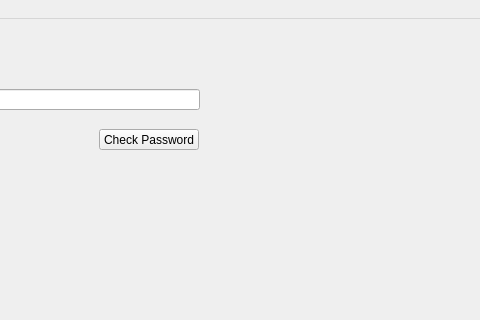
Qt form Group_Work_Application/mainwindow.ui (larataha032/Software_Engineering_GroupWork) before a commit; both pictures show x 131 to 611 and y 0 to 320 of the 800 by 600 pixel window.
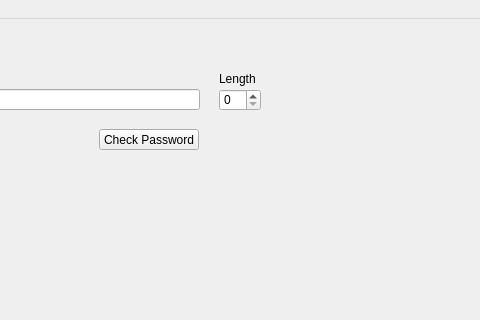
The same form after that commit.

Diff of the .ui file:
```diff
--- a/Group_Work_Application/mainwindow.ui
+++ b/Group_Work_Application/mainwindow.ui
@@ -50,6 +50,29 @@
      <string>Check Password</string>
     </property>
    </widget>
+   <widget class="QSpinBox" name="Password_Length">
+    <property name="geometry">
+     <rect>
+      <x>350</x>
+      <y>70</y>
+      <width>42</width>
+      <height>22</height>
+     </rect>
+    </property>
+   </widget>
+   <widget class="QLabel" name="label_2">
+    <property name="geometry">
+     <rect>
+      <x>350</x>
+      <y>50</y>
+      <width>37</width>
+      <height>20</height>
+     </rect>
+    </property>
+    <property name="text">
+     <string>Length:</string>
+    </property>
+   </widget>
   </widget>
   <widget class="QMenuBar" name="menubar">
    <property name="geometry">
```
